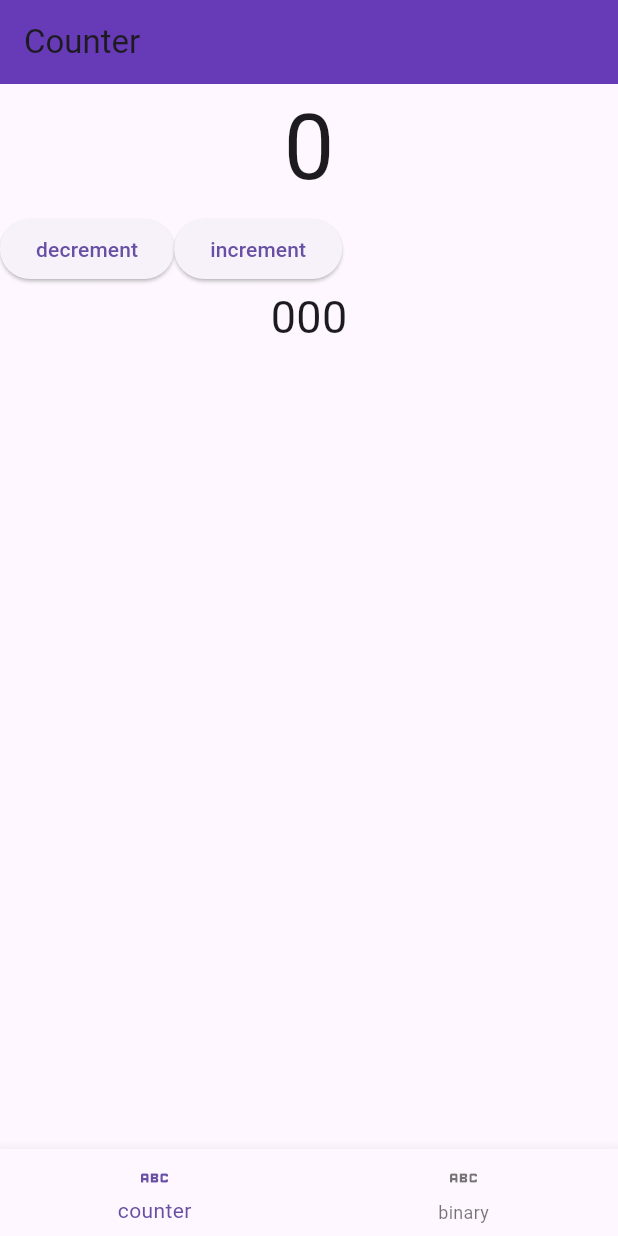
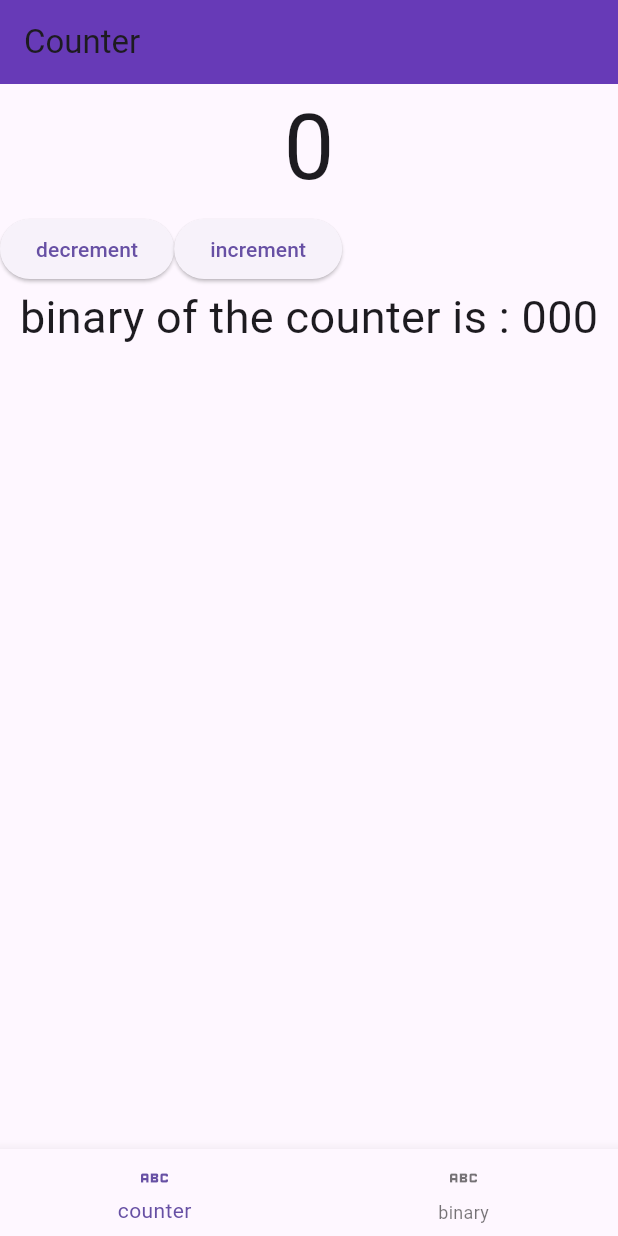
Before and after one commit to raj210809/counterapp, a Flutter app: the screen it shows after launch, on a phone screen of 412 x 824 dp. Run offline on Flutter 3.47's test engine with Material 3 defaults, Android fonts, the phone set to English and light mode, and no system bars; our stand-ins replace bloc, equatable, flutter_bloc.

Commit message:
fixes : fixed the error of navigation bar

```diff
--- a/lib/features/counter/counter_screen.dart
+++ b/lib/features/counter/counter_screen.dart
@@ -46,7 +46,7 @@ class _CounterScreenState extends State<CounterScreen> {
               ),
               BlocBuilder<CounterBloc, CounterState>(builder: (context, state) {
                 return Text(
-                  state.binary.toString(),
+                  'binary of the counter is : ${state.binary.toString()}',
                   style: const TextStyle(fontSize: 30),
                 );
               })
--- a/lib/main.dart
+++ b/lib/main.dart
@@ -1,6 +1,6 @@
+
 
 import 'package:counterapp/features/binary/binary_sreen.dart';
-import 'package:counterapp/features/binary/bloc/binarybloc.dart';
 import 'package:counterapp/features/counter/counter_screen.dart';
 import 'package:flutter/material.dart';
 import 'package:flutter_bloc/flutter_bloc.dart';
@@ -24,7 +24,7 @@ class _AppState extends State<MyApp> {
       create: (context) => CounterBloc(),
       child: const CounterScreen(),
     ),
-    MyWidget(),
+    BinaryView()
   ];
 
   void onClick(int index) {
```
Also changed, not shown: lib/features/binary/binary_sreen.dart (+12 -2 lines).
